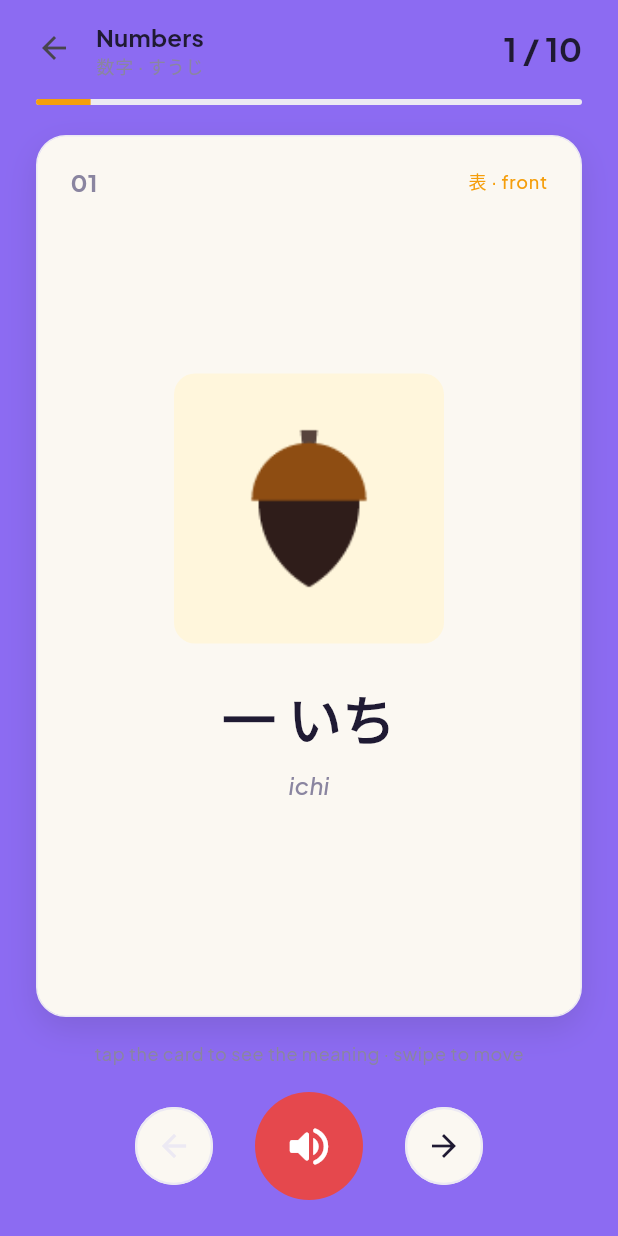
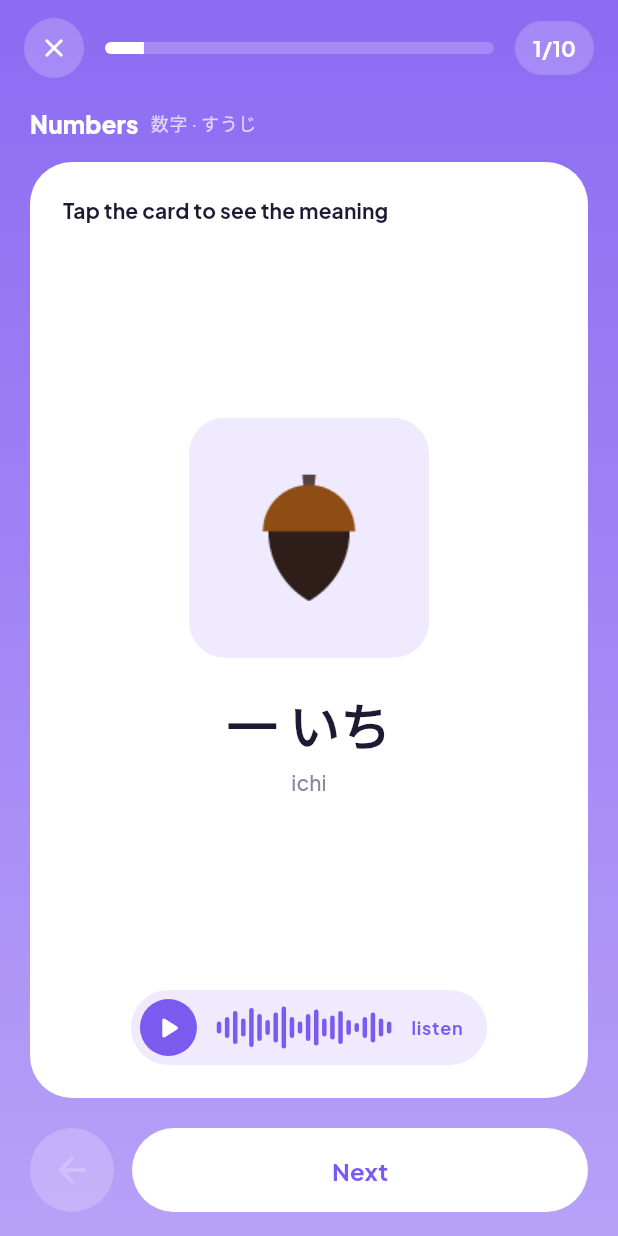
Before and after one commit to sirine2907/language_learning_app, a Flutter app: the screen it shows after launch, after a tap on "Basic", on a phone screen of 412 x 824 dp. Run offline on Flutter 3.47's test engine with Material 3 defaults, Android fonts, the light colour scheme and no system bars; our stand-ins replace audioplayers, equatable, flutter_bloc, google_fonts, shared_preferences.

Commit message:
restyle flashcards page with the new purple design

```diff
--- a/lib/features/lessons/presentation/lesson_routes.dart
+++ b/lib/features/lessons/presentation/lesson_routes.dart
@@ -7,7 +7,7 @@ import '../domain/entities/category.dart';
 import '../domain/repositories/lesson_repository.dart';
 import '../domain/usecases/get_words.dart';
 import 'bloc/deck/deck_bloc.dart';
-import 'pages/deck_page.dart';
+import 'pages/flashcards_page.dart';
 
 Future<void> openLesson(BuildContext context, Category category) async {
   // read it before the await, the context can be gone after
@@ -29,7 +29,7 @@ Route<void> flashcardsRoute(BuildContext context, Category category) {
         getWords: GetWords(repository),
         soundPlayer: soundPlayer,
       )..add(DeckStarted(category.id)),
-      child: DeckPage(category: category),
+      child: FlashcardsPage(category: category),
     ),
   );
 }
--- a/lib/features/lessons/presentation/pages/deck_page.dart
+++ /dev/null
@@ -1,159 +0,0 @@
-import 'package:flutter/material.dart';
-import 'package:flutter_bloc/flutter_bloc.dart';
-
-import '../../../../core/theme/app_colors.dart';
-import '../../domain/entities/category.dart';
-import '../bloc/deck/deck_bloc.dart';
-import '../widgets/deck_controls.dart';
-import '../widgets/deck_finished_view.dart';
-import '../widgets/flashcard.dart';
-
-class DeckPage extends StatelessWidget {
-  final Category category;
-
-  const DeckPage({super.key, required this.category});
-
-  @override
-  Widget build(BuildContext context) {
-    final accent = Color(category.color);
-
-    return Scaffold(
-      body: SafeArea(
-        child: BlocBuilder<DeckBloc, DeckState>(
-          builder: (context, state) {
-            if (state.status == DeckStatus.loading) {
-              return const Center(child: CircularProgressIndicator());
-            }
-
-            if (state.status == DeckStatus.error) {
-              return const Center(child: Text('Could not load this deck'));
-            }
-
-            if (state.status == DeckStatus.finished) {
-              return DeckFinishedView(
-                category: category,
-                onRestart: () =>
-                    context.read<DeckBloc>().add(const DeckRestarted()),
-              );
-            }
-
-            final bloc = context.read<DeckBloc>();
-
-            return Center(
-              child: ConstrainedBox(
-                constraints: const BoxConstraints(maxWidth: 460),
-                child: Padding(
-                  padding: const EdgeInsets.fromLTRB(12, 8, 12, 24),
-                  child: Column(
-                    children: [
-                      _buildHeader(context, state, accent),
-                      Expanded(
-                        child: Padding(
-                          padding: const EdgeInsets.fromLTRB(12, 20, 12, 16),
-                          child: GestureDetector(
-                            onTap: () => bloc.add(const CardFlipped()),
-                            onHorizontalDragEnd: (details) {
-                              final speed = details.primaryVelocity ?? 0;
-                              if (speed < -200) {
-                                bloc.add(const NextCardPressed());
-                              } else if (speed > 200) {
-                                bloc.add(const PreviousCardPressed());
-                              }
-                            },
-                            child: AnimatedSwitcher(
-                              duration: const Duration(milliseconds: 250),
-                              child: Flashcard(
-                                key: ValueKey('${state.index}-${state.isFlipped}'),
-                                word: state.currentWord,
-                                number: state.index + 1,
-                                isFlipped: state.isFlipped,
-                                accent: accent,
-                              ),
-                            ),
-                          ),
-                        ),
-                      ),
-                      Text(
-                        'tap the card to see the meaning · swipe to move',
-                        style: Theme.of(context).textTheme.bodySmall!.copyWith(
-                              color: AppColors.muted,
-                            ),
-                      ),
-                      const SizedBox(height: 18),
-                      DeckControls(
-                        onPrevious: state.isFirst
-                            ? null
-                            : () => bloc.add(const PreviousCardPressed()),
-                        onSound: () => bloc.add(const SoundPressed()),
-                        onNext: () => bloc.add(const NextCardPressed()),
-                      ),
-                    ],
-                  ),
-                ),
-              ),
-            );
-          },
-        ),
-      ),
-    );
-  }
-
-  Widget _buildHeader(BuildContext context, DeckState state, Color accent) {
-    final textTheme = Theme.of(context).textTheme;
-
-    return Column(
-      children: [
-        Row(
-          children: [
-            IconButton(
-              onPressed: () => Navigator.pop(context),
-              icon: const Icon(Icons.arrow_back),
-            ),
-            const SizedBox(width: 4),
-            Expanded(
-              child: Column(
-                crossAxisAlignment: CrossAxisAlignment.start,
-                children: [
-                  Text(
-                    category.title,
-                    style: textTheme.titleMedium!.copyWith(
-                      fontWeight: FontWeight.w700,
-                    ),
-                  ),
-                  Text(
-                    category.japaneseTitle,
-                    style: textTheme.labelMedium!.copyWith(
-                      color: AppColors.muted,
-                    ),
-                  ),
-                ],
-              ),
-            ),
-            Padding(
-              padding: const EdgeInsets.only(right: 12),
-              child: Text(
-                '${state.index + 1} / ${state.words.length}',
-                style: textTheme.titleLarge!.copyWith(
-                  fontWeight: FontWeight.w700,
-                ),
-              ),
-            ),
-          ],
-        ),
-        const SizedBox(height: 10),
-        Padding(
-          padding: const EdgeInsets.symmetric(horizontal: 12),
-          child: ClipRRect(
-            borderRadius: BorderRadius.circular(4),
-            child: LinearProgressIndicator(
-              value: (state.index + 1) / state.words.length,
-              minHeight: 4,
-              color: accent,
-              backgroundColor: AppColors.line,
-            ),
-          ),
-        ),
-      ],
-    );
-  }
-}
--- /dev/null
+++ b/lib/features/lessons/presentation/pages/flashcards_page.dart
@@ -0,0 +1,143 @@
+import 'package:flutter/material.dart';
+import 'package:flutter_bloc/flutter_bloc.dart';
+
+import '../../../../core/theme/app_colors.dart';
+import '../../../../core/widgets/big_button.dart';
+import '../../../../core/widgets/glass_icon_button.dart';
+import '../../../../core/widgets/lesson_top_bar.dart';
+import '../../../../core/widgets/purple_background.dart';
+import '../../domain/entities/category.dart';
+import '../bloc/deck/deck_bloc.dart';
+import '../widgets/deck_finished_view.dart';
+import '../widgets/flashcard.dart';
+
+class FlashcardsPage extends StatelessWidget {
+  final Category category;
+
+  const FlashcardsPage({super.key, required this.category});
+
+  @override
+  Widget build(BuildContext context) {
+    return Scaffold(
+      body: PurpleBackground(
+        child: SafeArea(
+          child: BlocBuilder<DeckBloc, DeckState>(
+            builder: (context, state) {
+              if (state.status == DeckStatus.loading) {
+                return const Center(
+                  child: CircularProgressIndicator(color: AppColors.white),
+                );
+              }
+
+              if (state.status == DeckStatus.error) {
+                return const Center(
+                  child: Text(
+                    'Could not load this deck',
+                    style: TextStyle(color: AppColors.white),
+                  ),
+                );
+              }
+
+              if (state.status == DeckStatus.finished) {
+                return DeckFinishedView(
+                  category: category,
+                  onRestart: () =>
+                      context.read<DeckBloc>().add(const DeckRestarted()),
+                );
+              }
+
+              return _buildCards(context, state);
+            },
+          ),
+        ),
+      ),
+    );
+  }
+
+  Widget _buildCards(BuildContext context, DeckState state) {
+    final bloc = context.read<DeckBloc>();
+
+    return Center(
+      child: ConstrainedBox(
+        constraints: const BoxConstraints(maxWidth: 480),
+        child: Column(
+          children: [
+            LessonTopBar(
+              progress: (state.index + 1) / state.words.length,
+              counter: '${state.index + 1}/${state.words.length}',
+              onClose: () => Navigator.pop(context),
+            ),
+            Padding(
+              padding: const EdgeInsets.fromLTRB(20, 18, 20, 0),
+              child: Row(
+                children: [
+                  Text(
+                    category.title,
+                    style: Theme.of(context).textTheme.titleMedium!.copyWith(
+                          color: AppColors.white,
+                          fontWeight: FontWeight.w800,
+                        ),
+                  ),
+                  const SizedBox(width: 8),
+                  Text(
+                    category.japaneseTitle,
+                    style: Theme.of(context).textTheme.bodySmall!.copyWith(
+                          color: AppColors.whiteMuted,
+                        ),
+                  ),
+                ],
+              ),
+            ),
+            Expanded(
+              child: Padding(
+                padding: const EdgeInsets.fromLTRB(20, 14, 20, 20),
+                child: GestureDetector(
+                  onTap: () => bloc.add(const CardFlipped()),
+                  onHorizontalDragEnd: (details) {
+                    final speed = details.primaryVelocity ?? 0;
+                    if (speed < -200) {
+                      bloc.add(const NextCardPressed());
+                    } else if (speed > 200) {
+                      bloc.add(const PreviousCardPressed());
+                    }
+                  },
+                  child: AnimatedSwitcher(
+                    duration: const Duration(milliseconds: 250),
+                    child: Flashcard(
+                      key: ValueKey('${state.index}-${state.isFlipped}'),
+                      word: state.currentWord,
+                      isFlipped: state.isFlipped,
+                      onSound: () => bloc.add(const SoundPressed()),
+                    ),
+                  ),
+                ),
+              ),
+            ),
+            Padding(
+              padding: const EdgeInsets.fromLTRB(20, 0, 20, 16),
+              child: Row(
+                children: [
+                  GlassIconButton(
+                    icon: Icons.arrow_back_rounded,
+                    tooltip: 'Previous card',
+                    size: 56,
+                    onPressed: state.isFirst
+                        ? null
+                        : () => bloc.add(const PreviousCardPressed()),
+                  ),
+                  const SizedBox(width: 12),
+                  Expanded(
+                    child: BigButton(
+                      text: state.isLast ? 'Finish' : 'Next',
+                      onPressed: () => bloc.add(const NextCardPressed()),
+                    ),
+                  ),
+                ],
+              ),
+            ),
+          ],
+        ),
+      ),
+    );
+  }
+}
--- a/lib/features/lessons/presentation/widgets/deck_controls.dart
+++ /dev/null
@@ -1,90 +0,0 @@
-import 'package:flutter/material.dart';
-
-import '../../../../core/theme/app_colors.dart';
-
-class DeckControls extends StatelessWidget {
-  final VoidCallback? onPrevious;
-  final VoidCallback onSound;
-  final VoidCallback onNext;
-
-  const DeckControls({
-    super.key,
-    required this.onPrevious,
-    required this.onSound,
-    required this.onNext,
-  });
-
-  @override
-  Widget build(BuildContext context) {
-    return Row(
-      mainAxisAlignment: MainAxisAlignment.center,
-      children: [
-        _RoundButton(
-          icon: Icons.arrow_back,
-          tooltip: 'Previous card',
-          onPressed: onPrevious,
-        ),
-        const SizedBox(width: 28),
-        _RoundButton(
-          icon: Icons.volume_up_rounded,
-          tooltip: 'Play sound',
-          onPressed: onSound,
-          big: true,
-        ),
-        const SizedBox(width: 28),
-        _RoundButton(
-          icon: Icons.arrow_forward,
-          tooltip: 'Next card',
-          onPressed: onNext,
-        ),
-      ],
-    );
-  }
-}
-
-class _RoundButton extends StatelessWidget {
-  final IconData icon;
-  final String tooltip;
-  final VoidCallback? onPressed;
-  final bool big;
-
-  const _RoundButton({
-    required this.icon,
-    required this.tooltip,
-    required this.onPressed,
-    this.big = false,
-  });
-
-  @override
-  Widget build(BuildContext context) {
-    final size = big ? 72.0 : 52.0;
-    final disabled = onPressed == null;
-
-    return Tooltip(
-      message: tooltip,
-      child: Material(
-        color: big ? AppColors.red : AppColors.card,
-        shape: CircleBorder(
-          side: big
-              ? BorderSide.none
-              : const BorderSide(color: AppColors.line, width: 1.5),
-        ),
-        child: InkWell(
-          customBorder: const CircleBorder(),
-          onTap: onPressed,
-          child: SizedBox(
-            width: size,
-            height: size,
-            child: Icon(
-              icon,
-              size: big ? 34 : 24,
-              color: big
-                  ? Colors.white
-                  : (disabled ? AppColors.line : AppColors.ink),
-            ),
-          ),
-        ),
-      ),
-    );
-  }
-}
--- a/lib/features/lessons/presentation/widgets/flashcard.dart
+++ b/lib/features/lessons/presentation/widgets/flashcard.dart
@@ -1,62 +1,43 @@
 import 'package:flutter/material.dart';
 
 import '../../../../core/theme/app_colors.dart';
+import '../../../../core/widgets/sound_pill.dart';
 import '../../domain/entities/word.dart';
 
 class Flashcard extends StatelessWidget {
   final Word word;
-  final int number;
   final bool isFlipped;
-  final Color accent;
+  final VoidCallback onSound;
 
   const Flashcard({
     super.key,
     required this.word,
-    required this.number,
     required this.isFlipped,
-    required this.accent,
+    required this.onSound,
   });
 
   @override
   Widget build(BuildContext context) {
+    final textTheme = Theme.of(context).textTheme;
+
     return Container(
       width: double.infinity,
+      padding: const EdgeInsets.fromLTRB(22, 22, 22, 22),
       decoration: BoxDecoration(
-        color: AppColors.card,
-        borderRadius: BorderRadius.circular(20),
-        border: Border.all(color: AppColors.line),
-        boxShadow: const [
-          BoxShadow(
-            color: AppColors.shadow,
-            offset: Offset(0, 8),
-            blurRadius: 18,
+        color: AppColors.white,
+        borderRadius: BorderRadius.circular(28),
       ),
-        ],
-      ),
-      padding: const EdgeInsets.fromLTRB(22, 18, 22, 26),
       child: Column(
-        children: [
-          Row(
+        crossAxisAlignment: CrossAxisAlignment.start,
         children: [
           Text(
-                number.toString().padLeft(2, '0'),
-                style: Theme.of(context).textTheme.titleMedium!.copyWith(
-                      color: AppColors.muted,
-                      fontWeight: FontWeight.w700,
-                    ),
-              ),
-              const Spacer(),
-              Text(
-                isFlipped ? '裏 · back' : '表 · front',
-                style: Theme.of(context).textTheme.labelMedium!.copyWith(
-                      color: accent,
-                    ),
-              ),
-            ],
+            isFlipped ? 'Meaning' : 'Tap the card to see the meaning',
+            style: textTheme.titleSmall!.copyWith(fontWeight: FontWeight.w700),
           ),
           Expanded(
             child: isFlipped ? _buildBack(context) : _buildFront(context),
           ),
+          Center(child: SoundPill(onPressed: onSound)),
         ],
       ),
     );
@@ -65,75 +46,87 @@ class Flashcard extends StatelessWidget {
   Widget _buildFront(BuildContext context) {
     final textTheme = Theme.of(context).textTheme;
 
-    return Column(
-      mainAxisAlignment: MainAxisAlignment.center,
+    return Center(
+      child: SingleChildScrollView(
+        child: Column(
           children: [
             if (word.hasImage) ...[
               Container(
-            width: 180,
-            height: 180,
-            padding: const EdgeInsets.all(8),
+                width: 160,
+                height: 160,
+                padding: const EdgeInsets.all(14),
                 decoration: BoxDecoration(
-              color: AppColors.pictureBackground,
-              borderRadius: BorderRadius.circular(14),
+                  color: AppColors.purpleSoft,
+                  borderRadius: BorderRadius.circular(24),
                 ),
                 child: Image.asset(word.image!, fit: BoxFit.contain),
               ),
-          const SizedBox(height: 28),
+              const SizedBox(height: 24),
             ],
             Text(
               word.kana,
               textAlign: TextAlign.center,
               // phrases are long so they get a smaller font
-          style: word.hasImage ? textTheme.displaySmall : textTheme.headlineSmall,
+              style: word.hasImage
+                  ? textTheme.displaySmall!.copyWith(fontSize: 34)
+                  : textTheme.headlineSmall,
             ),
-        const SizedBox(height: 10),
+            const SizedBox(height: 8),
             Text(
               word.romaji,
               textAlign: TextAlign.center,
-          style: textTheme.titleMedium!.copyWith(
-            color: AppColors.muted,
-            fontStyle: FontStyle.italic,
+              style: textTheme.titleSmall!.copyWith(color: AppColors.muted),
+            ),
+          ],
         ),
       ),
-      ],
     );
   }
 
   Widget _buildBack(BuildContext context) {
     final textTheme = Theme.of(context).textTheme;
 
-    return Column(
-      mainAxisAlignment: MainAxisAlignment.center,
+    return Center(
+      child: SingleChildScrollView(
+        child: Column(
           children: [
-        Text(
+            Container(
+              padding: const EdgeInsets.symmetric(horizontal: 12, vertical: 6),
+              decoration: BoxDecoration(
+                color: AppColors.purpleSoft,
+                borderRadius: BorderRadius.circular(20),
+              ),
+              child: Text(
                 '意味 · meaning',
-          style: textTheme.labelLarge!.copyWith(color: AppColors.red),
+                style: textTheme.labelMedium!.copyWith(
+                  color: AppColors.purple,
+                  fontWeight: FontWeight.w700,
                 ),
-        const SizedBox(height: 14),
+              ),
+            ),
+            const SizedBox(height: 18),
             Text(
               word.english,
               textAlign: TextAlign.center,
-          style: textTheme.displaySmall,
+              style: textTheme.headlineMedium!.copyWith(
+                fontWeight: FontWeight.w800,
               ),
-        const SizedBox(height: 22),
-        Container(width: 40, height: 2, color: AppColors.line),
-        const SizedBox(height: 22),
+            ),
+            const SizedBox(height: 18),
             Text(
               word.kana,
               textAlign: TextAlign.center,
               style: textTheme.titleMedium,
             ),
-        const SizedBox(height: 4),
+            const SizedBox(height: 2),
             Text(
               word.romaji,
               textAlign: TextAlign.center,
-          style: textTheme.bodyMedium!.copyWith(
-            color: AppColors.muted,
-            fontStyle: FontStyle.italic,
+              style: textTheme.bodyMedium!.copyWith(color: AppColors.muted),
+            ),
+          ],
         ),
       ),
-      ],
     );
   }
 }
```
Also changed, not shown: 1 other file. Lines whose indentation alone changed are shown as unchanged.
